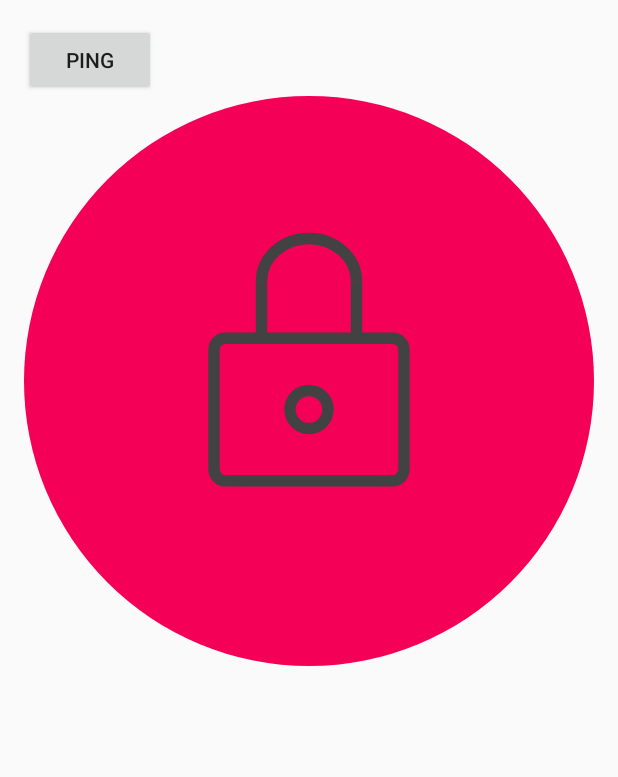
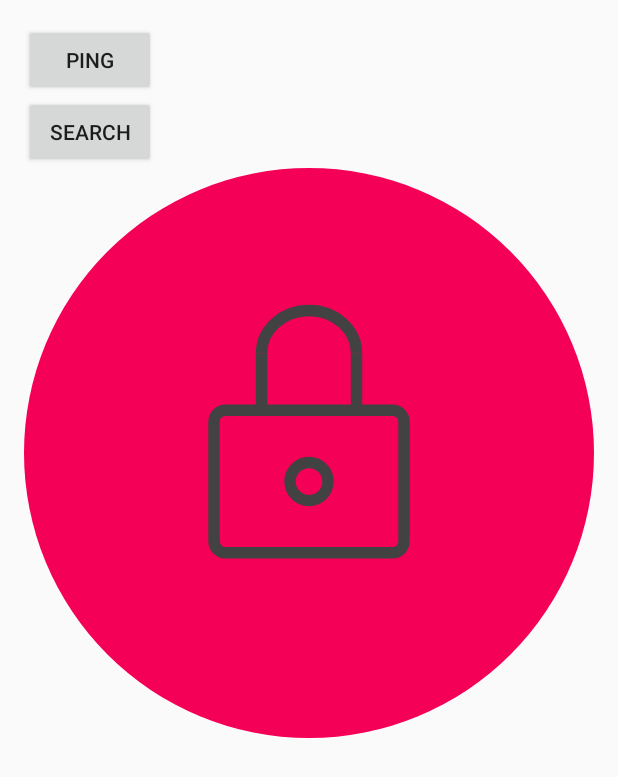
Before and after one commit to aarya123/SmartLock, an Android app: the layout activity_main.xml on its own in the app's theme, with its tools: preview values and no code run, on a phone screen of 412 x 824 dp. Shown: the top 777 px of the screen. Run offline under Robolectric (Android 15) with nearby library versions, the phone set to English and light mode, and no system bars.

Commit message:
Preliminary work searching for Pi

```diff
--- a/SmartLockApp/app/src/main/AndroidManifest.xml
+++ b/SmartLockApp/app/src/main/AndroidManifest.xml
@@ -6,6 +6,7 @@
             android:name="com.android.smartlock.permission.C2D_MESSAGE"
             android:protectionLevel="signature"/>
 
+    <uses-permission android:name="android.permission.ACCESS_WIFI_STATE"/>
     <uses-permission android:name="android.permission.INTERNET"/>
     <uses-permission android:name="com.google.android.c2dm.permission.RECEIVE"/>
     <uses-permission android:name="android.permission.GET_ACCOUNTS"/>
--- a/SmartLockApp/app/src/main/res/layout/activity_main.xml
+++ b/SmartLockApp/app/src/main/res/layout/activity_main.xml
@@ -10,11 +10,14 @@
             android:id="@+id/button_ping"
             android:text="@string/button_ping"
             android:layout_gravity="center_vertical"
-            android:padding="5dp"
-            android:paddingLeft="5dp"
-            android:paddingTop="5dp"
-            android:paddingRight="5dp"
-            android:paddingBottom="5dp"/>
+            android:padding="5dp"/>
+    <Button
+            android:layout_width="wrap_content"
+            android:layout_height="wrap_content"
+            android:id="@+id/button_search"
+            android:text="Search"
+            android:layout_gravity="center_vertical"
+            android:padding="5dp"/>
 
     <com.android.smartlock.CustomViews.Lock
             android:layout_width="wrap_content"
```
Also changed, not shown: SmartLockApp/app/src/main/java/com/android/smartlock/Activities/MainActivity.java (+10 -2 lines), SmartLockApp/app/src/main/java/com/android/smartlock/Internet/LocatePi.java (added, +51 -0 lines).
